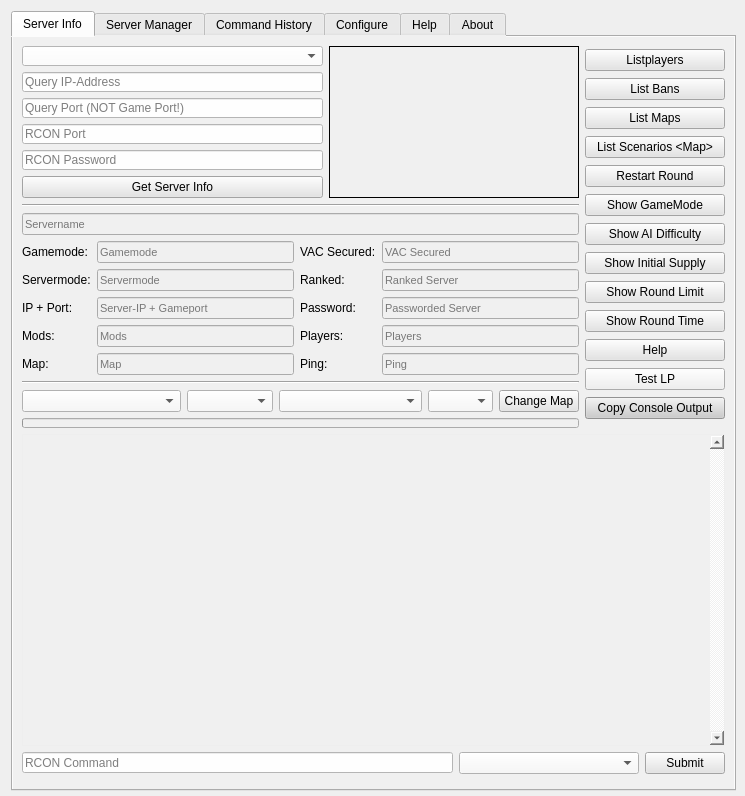
Above: source_files/isrt_gui_v0.7.ui from sargolin/ISRT-Insurgency-Sandstorm-RCON-TOOL-and-Mapchanger before the change. Below: the same form after it.
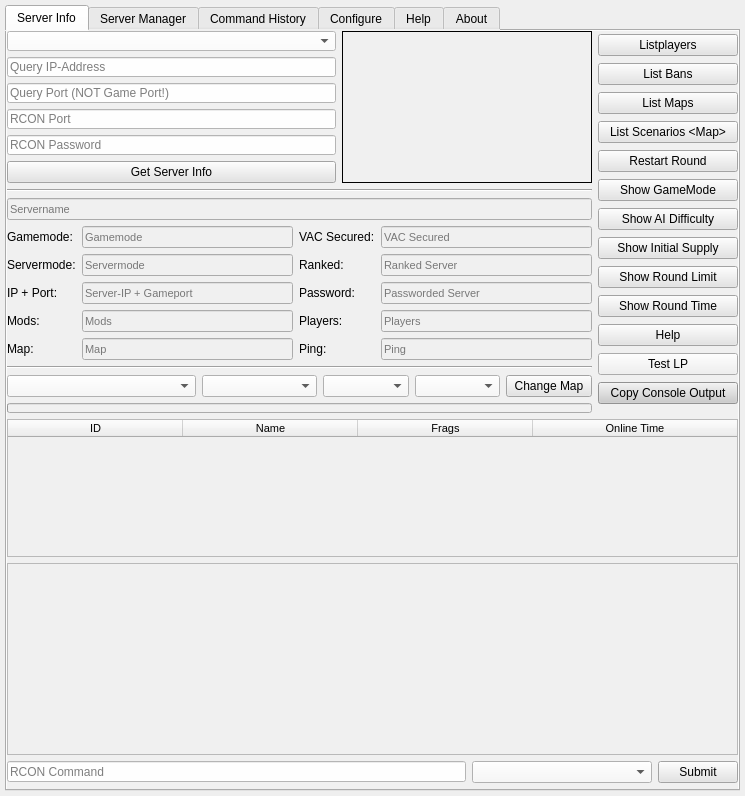
That is the form after the change. Icons and pictures are not drawn.

The edit to the form file:
```diff
--- a/source_files/isrt_gui_v0.7.ui
+++ b/source_files/isrt_gui_v0.7.ui
@@ -29,7 +29,22 @@
    <iconset resource="../res.qrc">
     <normaloff>:/img/img/isrt.ico</normaloff>:/img/img/isrt.ico</iconset>
   </property>
-  <layout class="QHBoxLayout" name="horizontalLayout_10">
+  <layout class="QVBoxLayout" name="verticalLayout_23">
+   <property name="spacing">
+    <number>5</number>
+   </property>
+   <property name="leftMargin">
+    <number>5</number>
+   </property>
+   <property name="topMargin">
+    <number>5</number>
+   </property>
+   <property name="rightMargin">
+    <number>5</number>
+   </property>
+   <property name="bottomMargin">
+    <number>5</number>
+   </property>
    <item>
     <widget class="QTabWidget" name="TabWidget_Main_overall">
      <property name="enabled">
@@ -72,10 +87,22 @@
       <attribute name="title">
        <string>Server Info</string>
       </attribute>
+      <layout class="QVBoxLayout" name="verticalLayout_24">
+       <property name="leftMargin">
+        <number>0</number>
+       </property>
+       <property name="topMargin">
+        <number>0</number>
+       </property>
+       <property name="rightMargin">
+        <number>0</number>
+       </property>
+       <property name="bottomMargin">
+        <number>0</number>
+       </property>
+       <item>
       <layout class="QVBoxLayout" name="verticalLayout_21">
        <item>
-        <layout class="QVBoxLayout" name="verticalLayout_8">
-         <item>
           <layout class="QHBoxLayout" name="horizontalLayout_5">
            <item>
             <layout class="QVBoxLayout" name="verticalLayout_5">
@@ -758,7 +785,7 @@
                 <widget class="QComboBox" name="dropdown_select_travelscenario">
                  <property name="minimumSize">
                   <size>
-                   <width>140</width>
+                   <width>170</width>
                    <height>20</height>
                   </size>
                  </property>
@@ -777,57 +804,19 @@
                  <property name="styleSheet">
                   <string notr="true">background-color:rgb(248, 248, 248);</string>
                  </property>
-                 <property name="placeholderText">
-                  <string>Choose Map to travel to</string>
-                 </property>
-                </widget>
-               </item>
-               <item>
-                <widget class="QComboBox" name="dropdown_select_security">
-                 <property name="minimumSize">
-                  <size>
-                   <width>70</width>
-                   <height>0</height>
-                  </size>
-                 </property>
-                 <property name="maximumSize">
-                  <size>
-                   <width>16777215</width>
-                   <height>16777215</height>
-                  </size>
-                 </property>
-                 <property name="toolTip">
-                  <string>Select Side for Scenario</string>
-                 </property>
-                 <property name="statusTip">
-                  <string>Select Side for Scenario</string>
-                 </property>
-                 <property name="styleSheet">
-                  <string notr="true">background-color:rgb(248, 248, 248);</string>
-                 </property>
                  <property name="currentText">
-                  <string>Security</string>
+                  <string>Select Map for further options</string>
                  </property>
                  <property name="placeholderText">
-                  <string>Security</string>
+                  <string>Select Map for further options</string>
                  </property>
-                 <item>
-                  <property name="text">
-                   <string>Security</string>
-                  </property>
-                 </item>
-                 <item>
-                  <property name="text">
-                   <string>Insurgents</string>
-                  </property>
-                 </item>
                 </widget>
                </item>
                <item>
                 <widget class="QComboBox" name="dropdown_select_gamemode">
                  <property name="minimumSize">
                   <size>
-                   <width>120</width>
+                   <width>115</width>
                    <height>20</height>
                   </size>
                  </property>
@@ -847,60 +836,46 @@
                   <string notr="true">background-color:rgb(248, 248, 248);</string>
                  </property>
                  <property name="placeholderText">
-                  <string>CheckpointHardcore</string>
+                  <string>Gamemode</string>
                  </property>
-                 <item>
-                  <property name="text">
-                   <string>CheckpointHardcore</string>
-                  </property>
+                </widget>
                  </item>
                  <item>
-                  <property name="text">
-                   <string>Checkpoint</string>
-                  </property>
-                 </item>
-                 <item>
-                  <property name="text">
-                   <string>Domination</string>
-                  </property>
-                 </item>
-                 <item>
-                  <property name="text">
-                   <string>Firefight</string>
-                  </property>
-                 </item>
-                 <item>
-                  <property name="text">
-                   <string>Frontline</string>
-                  </property>
-                 </item>
-                 <item>
-                  <property name="text">
-                   <string>Outpost</string>
-                  </property>
-                 </item>
-                 <item>
-                  <property name="text">
-                   <string>Push</string>
-                  </property>
-                 </item>
-                 <item>
-                  <property name="text">
-                   <string>Skirmish</string>
-                  </property>
-                 </item>
-                 <item>
-                  <property name="text">
-                   <string>TeamDeathmatch</string>
-                  </property>
-                 </item>
+                <widget class="QComboBox" name="dropdown_select_security">
+                 <property name="minimumSize">
+                  <size>
+                   <width>65</width>
+                   <height>0</height>
+                  </size>
+                 </property>
+                 <property name="maximumSize">
+                  <size>
+                   <width>16777215</width>
+                   <height>16777215</height>
+                  </size>
+                 </property>
+                 <property name="toolTip">
+                  <string>Select Side for Scenario</string>
+                 </property>
+                 <property name="statusTip">
+                  <string>Select Side for Scenario</string>
+                 </property>
+                 <property name="styleSheet">
+                  <string notr="true">background-color:rgb(248, 248, 248);</string>
+                 </property>
+                 <property name="currentText">
+                  <string>Side</string>
+                 </property>
+                 <property name="placeholderText">
+                  <string>Side</string>
+                 </property>
                 </widget>
                </item>
                <item>
                 <widget class="QComboBox" name="dropdown_select_lighting">
                  <property name="minimumSize">
                   <size>
-                   <width>50</width>
+                   <width>45</width>
                    <height>0</height>
                   </size>
                  </property>
@@ -919,19 +894,12 @@
                  <property name="styleSheet">
                   <string notr="true">background-color:rgb(248, 248, 248);</string>
                  </property>
+                 <property name="currentText">
+                  <string>Lighting</string>
+                 </property>
                  <property name="placeholderText">
-                  <string>Day</string>
+                  <string>Lighting</string>
                  </property>
-                 <item>
-                  <property name="text">
-                   <string>Day</string>
-                  </property>
-                 </item>
-                 <item>
-                  <property name="text">
-                   <string>Night</string>
-                  </property>
-                 </item>
                 </widget>
                </item>
                <item>
@@ -1357,80 +1325,73 @@
           </layout>
          </item>
          <item>
-          <widget class="QScrollArea" name="scrollArea">
-           <property name="minimumSize">
-            <size>
-             <width>561</width>
-             <height>290</height>
-            </size>
-           </property>
-           <property name="maximumSize">
-            <size>
-             <width>2500</width>
-             <height>1440</height>
-            </size>
-           </property>
-           <property name="accessibleDescription">
-            <string/>
-           </property>
-           <property name="styleSheet">
-            <string notr="true">background-color: rgba(240, 240, 240, 10);</string>
+          <widget class="QTableWidget" name="tbl_player_output">
+           <property name="font">
+            <font>
+             <pointsize>8</pointsize>
+            </font>
            </property>
            <property name="verticalScrollBarPolicy">
-            <enum>Qt::ScrollBarAlwaysOn</enum>
+            <enum>Qt::ScrollBarAsNeeded</enum>
            </property>
            <property name="horizontalScrollBarPolicy">
             <enum>Qt::ScrollBarAlwaysOff</enum>
            </property>
-           <property name="widgetResizable">
+           <property name="sizeAdjustPolicy">
+            <enum>QAbstractScrollArea::AdjustToContentsOnFirstShow</enum>
+           </property>
+           <attribute name="horizontalHeaderCascadingSectionResizes">
+            <bool>false</bool>
+           </attribute>
+           <attribute name="horizontalHeaderMinimumSectionSize">
+            <number>15</number>
+           </attribute>
+           <attribute name="horizontalHeaderDefaultSectionSize">
+            <number>175</number>
+           </attribute>
+           <attribute name="horizontalHeaderStretchLastSection">
             <bool>true</bool>
-           </property>
-           <widget class="QWidget" name="scrollAreaWidgetContents">
-            <property name="geometry">
-             <rect>
-              <x>0</x>
-              <y>0</y>
-              <width>682</width>
-              <height>301</height>
-             </rect>
+           </attribute>
+           <attribute name="verticalHeaderVisible">
+            <bool>false</bool>
+           </attribute>
+           <attribute name="verticalHeaderCascadingSectionResizes">
+            <bool>false</bool>
+           </attribute>
+           <attribute name="verticalHeaderMinimumSectionSize">
+            <number>15</number>
+           </attribute>
+           <attribute name="verticalHeaderDefaultSectionSize">
+            <number>15</number>
+           </attribute>
+           <column>
+            <property name="text">
+             <string>ID</string>
+            </property>
+           </column>
+           <column>
+            <property name="text">
+             <string>Name</string>
             </property>
-            <property name="sizePolicy">
-             <sizepolicy hsizetype="Expanding" vsizetype="Expanding">
-              <horstretch>0</horstretch>
-              <verstretch>0</verstretch>
-             </sizepolicy>
+           </column>
+           <column>
+            <property name="text">
+             <string>Frags</string>
             </property>
-            <property name="styleSheet">
-             <string notr="true"/>
+           </column>
+           <column>
+            <property name="text">
+             <string>Online Time</string>
             </property>
-            <layout class="QHBoxLayout" name="horizontalLayout_7">
-             <property name="leftMargin">
-              <number>0</number>
-             </property>
-             <property name="topMargin">
-              <number>0</number>
-             </property>
-             <property name="rightMargin">
-              <number>0</number>
-             </property>
-             <property name="bottomMargin">
-              <number>0</number>
-             </property>
+           </column>
+          </widget>
+         </item>
              <item>
-              <widget class="QLabel" name="label_output_window">
-               <property name="enabled">
-                <bool>true</bool>
-               </property>
-               <property name="sizePolicy">
-                <sizepolicy hsizetype="Expanding" vsizetype="Expanding">
-                 <horstretch>0</horstretch>
-                 <verstretch>0</verstretch>
-                </sizepolicy>
-               </property>
+          <widget class="QTextEdit" name="label_output_window">
                <property name="minimumSize">
                 <size>
-                 <width>561</width>
-                 <height>281</height>
+             <width>0</width>
+             <height>0</height>
                 </size>
                </property>
                <property name="maximumSize">
@@ -1442,49 +1403,45 @@
                <property name="font">
                 <font>
                  <pointsize>9</pointsize>
-                 <weight>50</weight>
-                 <bold>false</bold>
-                </font>
-               </property>
-               <property name="statusTip">
-                <string>ISRT - Insurgency Sandstorm RCON/Query Tool</string>
-               </property>
-               <property name="layoutDirection">
-                <enum>Qt::LeftToRight</enum>
-               </property>
-               <property name="autoFillBackground">
-                <bool>false</bool>
-               </property>
+            </font>
+           </property>
                <property name="styleSheet">
                 <string notr="true">border-image:url(:/img/img/Insurgency-Sandstorm.jpg);
 background-color: #f0f0f0;
 background-position: center;
 background-repeat: no-repeat;</string>
                </property>
+           <property name="inputMethodHints">
+            <set>Qt::ImhNone</set>
+           </property>
                <property name="frameShape">
-                <enum>QFrame::NoFrame</enum>
-               </property>
-               <property name="text">
-                <string/>
-               </property>
-               <property name="scaledContents">
-                <bool>true</bool>
-               </property>
-               <property name="alignment">
-                <set>Qt::AlignLeading|Qt::AlignLeft|Qt::AlignTop</set>
-               </property>
-               <property name="wordWrap">
+            <enum>QFrame::StyledPanel</enum>
+           </property>
+           <property name="frameShadow">
+            <enum>QFrame::Plain</enum>
+           </property>
+           <property name="lineWidth">
+            <number>1</number>
+           </property>
+           <property name="verticalScrollBarPolicy">
+            <enum>Qt::ScrollBarAsNeeded</enum>
+           </property>
+           <property name="horizontalScrollBarPolicy">
+            <enum>Qt::ScrollBarAsNeeded</enum>
+           </property>
+           <property name="readOnly">
                 <bool>true</bool>
                </property>
+           <property name="cursorWidth">
+            <number>0</number>
+           </property>
                <property name="textInteractionFlags">
-                <set>Qt::LinksAccessibleByMouse|Qt::TextSelectableByKeyboard|Qt::TextSelectableByMouse</set>
+            <set>Qt::TextSelectableByKeyboard|Qt::TextSelectableByMouse</set>
                </property>
               </widget>
              </item>
-            </layout>
-           </widget>
-          </widget>
-         </item>
+         <item>
+          <layout class="QVBoxLayout" name="verticalLayout_8">
          <item>
           <layout class="QHBoxLayout" name="horizontalLayout">
            <item>
@@ -1586,6 +1543,8 @@
               <string>Ctrl+R</string>
              </property>
             </widget>
+             </item>
+            </layout>
            </item>
           </layout>
          </item>
```
Lines whose indentation alone changed are shown as unchanged.
